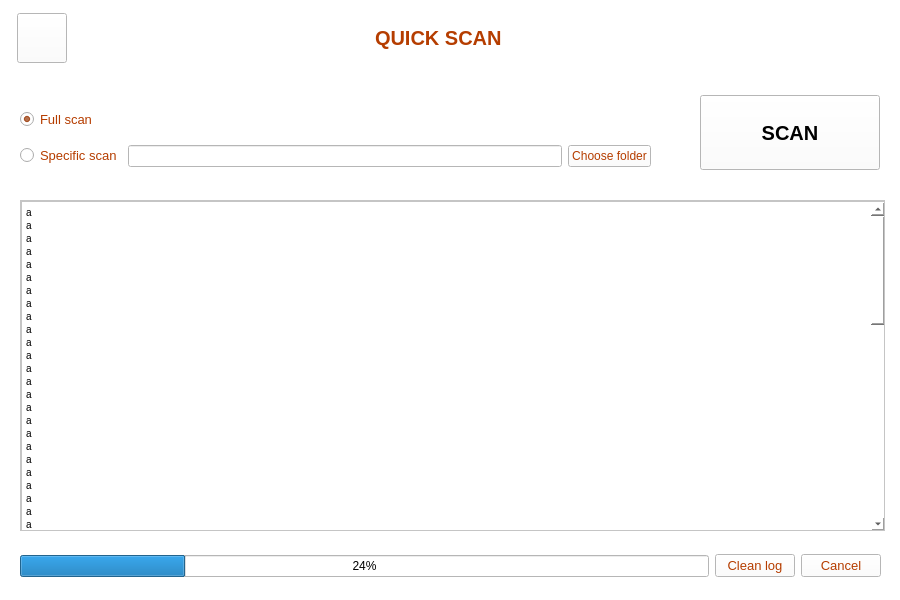
The window that TAV/views/quickscan.ui (devLeoStark/TAV) describes before a commit, drawn with Qt 5.
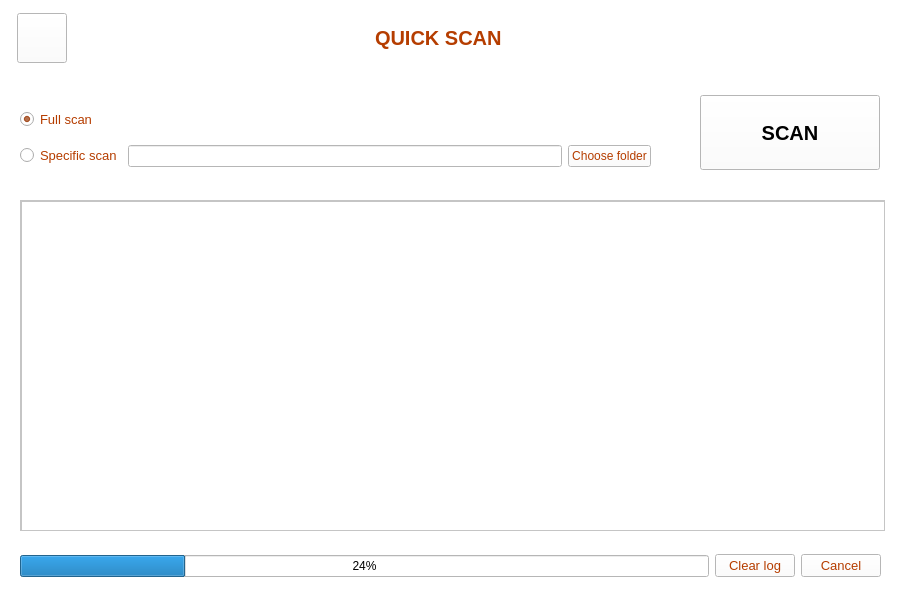
The same window after the commit. Icons and pictures are not drawn.

Commit message: Quick Scan Processing

Diff of the .ui file:
```diff
--- a/TAV/views/quickscan.ui
+++ b/TAV/views/quickscan.ui
@@ -152,7 +152,7 @@
         <string notr="true">color: rgb(181, 61, 0);</string>
        </property>
        <property name="text">
-        <string>Clean log</string>
+        <string>Clear log</string>
        </property>
        <property name="icon">
         <iconset>
@@ -225,74 +225,6 @@
 &lt;html&gt;&lt;head&gt;&lt;meta name=&quot;qrichtext&quot; content=&quot;1&quot; /&gt;&lt;style type=&quot;text/css&quot;&gt;
 p, li { white-space: pre-wrap; }
 &lt;/style&gt;&lt;/head&gt;&lt;body style=&quot; font-family:'MS Shell Dlg 2'; font-size:7.8pt; font-weight:400; font-style:normal;&quot;&gt;
-&lt;p style=&quot; margin-top:0px; margin-bottom:0px; margin-left:0px; margin-right:0px; -qt-block-indent:0; text-indent:0px;&quot;&gt;a&lt;/p&gt;
-&lt;p style=&quot; margin-top:0px; margin-bottom:0px; margin-left:0px; margin-right:0px; -qt-block-indent:0; text-indent:0px;&quot;&gt;a&lt;/p&gt;
-&lt;p style=&quot; margin-top:0px; margin-bottom:0px; margin-left:0px; margin-right:0px; -qt-block-indent:0; text-indent:0px;&quot;&gt;a&lt;/p&gt;
-&lt;p style=&quot; margin-top:0px; margin-bottom:0px; margin-left:0px; margin-right:0px; -qt-block-indent:0; text-indent:0px;&quot;&gt;a&lt;/p&gt;
-&lt;p style=&quot; margin-top:0px; margin-bottom:0px; margin-left:0px; margin-right:0px; -qt-block-indent:0; text-indent:0px;&quot;&gt;a&lt;/p&gt;
-&lt;p style=&quot; margin-top:0px; margin-bottom:0px; margin-left:0px; margin-right:0px; -qt-block-indent:0; text-indent:0px;&quot;&gt;a&lt;/p&gt;
-&lt;p style=&quot; margin-top:0px; margin-bottom:0px; margin-left:0px; margin-right:0px; -qt-block-indent:0; text-indent:0px;&quot;&gt;a&lt;/p&gt;
-&lt;p style=&quot; margin-top:0px; margin-bottom:0px; margin-left:0px; margin-right:0px; -qt-block-indent:0; text-indent:0px;&quot;&gt;a&lt;/p&gt;
-&lt;p style=&quot; margin-top:0px; margin-bottom:0px; margin-left:0px; margin-right:0px; -qt-block-indent:0; text-indent:0px;&quot;&gt;a&lt;/p&gt;
-&lt;p style=&quot; margin-top:0px; margin-bottom:0px; margin-left:0px; margin-right:0px; -qt-block-indent:0; text-indent:0px;&quot;&gt;a&lt;/p&gt;
-&lt;p style=&quot; margin-top:0px; margin-bottom:0px; margin-left:0px; margin-right:0px; -qt-block-indent:0; text-indent:0px;&quot;&gt;a&lt;/p&gt;
-&lt;p style=&quot; margin-top:0px; margin-bottom:0px; margin-left:0px; margin-right:0px; -qt-block-indent:0; text-indent:0px;&quot;&gt;a&lt;/p&gt;
-&lt;p style=&quot; margin-top:0px; margin-bottom:0px; margin-left:0px; margin-right:0px; -qt-block-indent:0; text-indent:0px;&quot;&gt;a&lt;/p&gt;
-&lt;p style=&quot; margin-top:0px; margin-bottom:0px; margin-left:0px; margin-right:0px; -qt-block-indent:0; text-indent:0px;&quot;&gt;a&lt;/p&gt;
-&lt;p style=&quot; margin-top:0px; margin-bottom:0px; margin-left:0px; margin-right:0px; -qt-block-indent:0; text-indent:0px;&quot;&gt;a&lt;/p&gt;
-&lt;p style=&quot; margin-top:0px; margin-bottom:0px; margin-left:0px; margin-right:0px; -qt-block-indent:0; text-indent:0px;&quot;&gt;a&lt;/p&gt;
-&lt;p style=&quot; margin-top:0px; margin-bottom:0px; margin-left:0px; margin-right:0px; -qt-block-indent:0; text-indent:0px;&quot;&gt;a&lt;/p&gt;
-&lt;p style=&quot; margin-top:0px; margin-bottom:0px; margin-left:0px; margin-right:0px; -qt-block-indent:0; text-indent:0px;&quot;&gt;a&lt;/p&gt;
-&lt;p style=&quot; margin-top:0px; margin-bottom:0px; margin-left:0px; margin-right:0px; -qt-block-indent:0; text-indent:0px;&quot;&gt;a&lt;/p&gt;
-&lt;p style=&quot; margin-top:0px; margin-bottom:0px; margin-left:0px; margin-right:0px; -qt-block-indent:0; text-indent:0px;&quot;&gt;a&lt;/p&gt;
-&lt;p style=&quot; margin-top:0px; margin-bottom:0px; margin-left:0px; margin-right:0px; -qt-block-indent:0; text-indent:0px;&quot;&gt;a&lt;/p&gt;
-&lt;p style=&quot; margin-top:0px; margin-bottom:0px; margin-left:0px; margin-right:0px; -qt-block-indent:0; text-indent:0px;&quot;&gt;a&lt;/p&gt;
-&lt;p style=&quot; margin-top:0px; margin-bottom:0px; margin-left:0px; margin-right:0px; -qt-block-indent:0; text-indent:0px;&quot;&gt;a&lt;/p&gt;
-&lt;p style=&quot; margin-top:0px; margin-bottom:0px; margin-left:0px; margin-right:0px; -qt-block-indent:0; text-indent:0px;&quot;&gt;a&lt;/p&gt;
-&lt;p style=&quot; margin-top:0px; margin-bottom:0px; margin-left:0px; margin-right:0px; -qt-block-indent:0; text-indent:0px;&quot;&gt;a&lt;/p&gt;
-&lt;p style=&quot; margin-top:0px; margin-bottom:0px; margin-left:0px; margin-right:0px; -qt-block-indent:0; text-indent:0px;&quot;&gt;a&lt;/p&gt;
-&lt;p style=&quot; margin-top:0px; margin-bottom:0px; margin-left:0px; margin-right:0px; -qt-block-indent:0; text-indent:0px;&quot;&gt;a&lt;/p&gt;
-&lt;p style=&quot; margin-top:0px; margin-bottom:0px; margin-left:0px; margin-right:0px; -qt-block-indent:0; text-indent:0px;&quot;&gt;a&lt;/p&gt;
-&lt;p style=&quot; margin-top:0px; margin-bottom:0px; margin-left:0px; margin-right:0px; -qt-block-indent:0; text-indent:0px;&quot;&gt;a&lt;/p&gt;
-&lt;p style=&quot; margin-top:0px; margin-bottom:0px; margin-left:0px; margin-right:0px; -qt-block-indent:0; text-indent:0px;&quot;&gt;a&lt;/p&gt;
-&lt;p style=&quot; margin-top:0px; margin-bottom:0px; margin-left:0px; margin-right:0px; -qt-block-indent:0; text-indent:0px;&quot;&gt;a&lt;/p&gt;
-&lt;p style=&quot; margin-top:0px; margin-bottom:0px; margin-left:0px; margin-right:0px; -qt-block-indent:0; text-indent:0px;&quot;&gt;a&lt;/p&gt;
-&lt;p style=&quot; margin-top:0px; margin-bottom:0px; margin-left:0px; margin-right:0px; -qt-block-indent:0; text-indent:0px;&quot;&gt;a&lt;/p&gt;
-&lt;p style=&quot; margin-top:0px; margin-bottom:0px; margin-left:0px; margin-right:0px; -qt-block-indent:0; text-indent:0px;&quot;&gt;a&lt;/p&gt;
-&lt;p style=&quot; margin-top:0px; margin-bottom:0px; margin-left:0px; margin-right:0px; -qt-block-indent:0; text-indent:0px;&quot;&gt;a&lt;/p&gt;
-&lt;p style=&quot; margin-top:0px; margin-bottom:0px; margin-left:0px; margin-right:0px; -qt-block-indent:0; text-indent:0px;&quot;&gt;a&lt;/p&gt;
-&lt;p style=&quot; margin-top:0px; margin-bottom:0px; margin-left:0px; margin-right:0px; -qt-block-indent:0; text-indent:0px;&quot;&gt;a&lt;/p&gt;
-&lt;p style=&quot; margin-top:0px; margin-bottom:0px; margin-left:0px; margin-right:0px; -qt-block-indent:0; text-indent:0px;&quot;&gt;a&lt;/p&gt;
-&lt;p style=&quot; margin-top:0px; margin-bottom:0px; margin-left:0px; margin-right:0px; -qt-block-indent:0; text-indent:0px;&quot;&gt;a&lt;/p&gt;
-&lt;p style=&quot; margin-top:0px; margin-bottom:0px; margin-left:0px; margin-right:0px; -qt-block-indent:0; text-indent:0px;&quot;&gt;a&lt;/p&gt;
-&lt;p style=&quot; margin-top:0px; margin-bottom:0px; margin-left:0px; margin-right:0px; -qt-block-indent:0; text-indent:0px;&quot;&gt;a&lt;/p&gt;
-&lt;p style=&quot; margin-top:0px; margin-bottom:0px; margin-left:0px; margin-right:0px; -qt-block-indent:0; text-indent:0px;&quot;&gt;a&lt;/p&gt;
-&lt;p style=&quot; margin-top:0px; margin-bottom:0px; margin-left:0px; margin-right:0px; -qt-block-indent:0; text-indent:0px;&quot;&gt;a&lt;/p&gt;
-&lt;p style=&quot; margin-top:0px; margin-bottom:0px; margin-left:0px; margin-right:0px; -qt-block-indent:0; text-indent:0px;&quot;&gt;a&lt;/p&gt;
-&lt;p style=&quot; margin-top:0px; margin-bottom:0px; margin-left:0px; margin-right:0px; -qt-block-indent:0; text-indent:0px;&quot;&gt;a&lt;/p&gt;
-&lt;p style=&quot; margin-top:0px; margin-bottom:0px; margin-left:0px; margin-right:0px; -qt-block-indent:0; text-indent:0px;&quot;&gt;a&lt;/p&gt;
-&lt;p style=&quot; margin-top:0px; margin-bottom:0px; margin-left:0px; margin-right:0px; -qt-block-indent:0; text-indent:0px;&quot;&gt;a&lt;/p&gt;
-&lt;p style=&quot; margin-top:0px; margin-bottom:0px; margin-left:0px; margin-right:0px; -qt-block-indent:0; text-indent:0px;&quot;&gt;a&lt;/p&gt;
-&lt;p style=&quot; margin-top:0px; margin-bottom:0px; margin-left:0px; margin-right:0px; -qt-block-indent:0; text-indent:0px;&quot;&gt;a&lt;/p&gt;
-&lt;p style=&quot; margin-top:0px; margin-bottom:0px; margin-left:0px; margin-right:0px; -qt-block-indent:0; text-indent:0px;&quot;&gt;a&lt;/p&gt;
-&lt;p style=&quot; margin-top:0px; margin-bottom:0px; margin-left:0px; margin-right:0px; -qt-block-indent:0; text-indent:0px;&quot;&gt;a&lt;/p&gt;
-&lt;p style=&quot; margin-top:0px; margin-bottom:0px; margin-left:0px; margin-right:0px; -qt-block-indent:0; text-indent:0px;&quot;&gt;a&lt;/p&gt;
-&lt;p style=&quot; margin-top:0px; margin-bottom:0px; margin-left:0px; margin-right:0px; -qt-block-indent:0; text-indent:0px;&quot;&gt;a&lt;/p&gt;
-&lt;p style=&quot; margin-top:0px; margin-bottom:0px; margin-left:0px; margin-right:0px; -qt-block-indent:0; text-indent:0px;&quot;&gt;a&lt;/p&gt;
-&lt;p style=&quot; margin-top:0px; margin-bottom:0px; margin-left:0px; margin-right:0px; -qt-block-indent:0; text-indent:0px;&quot;&gt;a&lt;/p&gt;
-&lt;p style=&quot; margin-top:0px; margin-bottom:0px; margin-left:0px; margin-right:0px; -qt-block-indent:0; text-indent:0px;&quot;&gt;a&lt;/p&gt;
-&lt;p style=&quot; margin-top:0px; margin-bottom:0px; margin-left:0px; margin-right:0px; -qt-block-indent:0; text-indent:0px;&quot;&gt;a&lt;/p&gt;
-&lt;p style=&quot; margin-top:0px; margin-bottom:0px; margin-left:0px; margin-right:0px; -qt-block-indent:0; text-indent:0px;&quot;&gt;a&lt;/p&gt;
-&lt;p style=&quot; margin-top:0px; margin-bottom:0px; margin-left:0px; margin-right:0px; -qt-block-indent:0; text-indent:0px;&quot;&gt;a&lt;/p&gt;
-&lt;p style=&quot; margin-top:0px; margin-bottom:0px; margin-left:0px; margin-right:0px; -qt-block-indent:0; text-indent:0px;&quot;&gt;a&lt;/p&gt;
-&lt;p style=&quot; margin-top:0px; margin-bottom:0px; margin-left:0px; margin-right:0px; -qt-block-indent:0; text-indent:0px;&quot;&gt;a&lt;/p&gt;
-&lt;p style=&quot; margin-top:0px; margin-bottom:0px; margin-left:0px; margin-right:0px; -qt-block-indent:0; text-indent:0px;&quot;&gt;a&lt;/p&gt;
-&lt;p style=&quot; margin-top:0px; margin-bottom:0px; margin-left:0px; margin-right:0px; -qt-block-indent:0; text-indent:0px;&quot;&gt;a&lt;/p&gt;
-&lt;p style=&quot; margin-top:0px; margin-bottom:0px; margin-left:0px; margin-right:0px; -qt-block-indent:0; text-indent:0px;&quot;&gt;a&lt;/p&gt;
-&lt;p style=&quot; margin-top:0px; margin-bottom:0px; margin-left:0px; margin-right:0px; -qt-block-indent:0; text-indent:0px;&quot;&gt;a&lt;/p&gt;
-&lt;p style=&quot; margin-top:0px; margin-bottom:0px; margin-left:0px; margin-right:0px; -qt-block-indent:0; text-indent:0px;&quot;&gt;a&lt;/p&gt;
-&lt;p style=&quot; margin-top:0px; margin-bottom:0px; margin-left:0px; margin-right:0px; -qt-block-indent:0; text-indent:0px;&quot;&gt;a&lt;/p&gt;
-&lt;p style=&quot; margin-top:0px; margin-bottom:0px; margin-left:0px; margin-right:0px; -qt-block-indent:0; text-indent:0px;&quot;&gt;a&lt;/p&gt;
 &lt;p style=&quot;-qt-paragraph-type:empty; margin-top:0px; margin-bottom:0px; margin-left:0px; margin-right:0px; -qt-block-indent:0; text-indent:0px;&quot;&gt;&lt;br /&gt;&lt;/p&gt;&lt;/body&gt;&lt;/html&gt;</string>
       </property>
      </widget>
```
Left out of the diff: 10 changed lines with no effect on the pictures. The commit also changes 2 other files.
